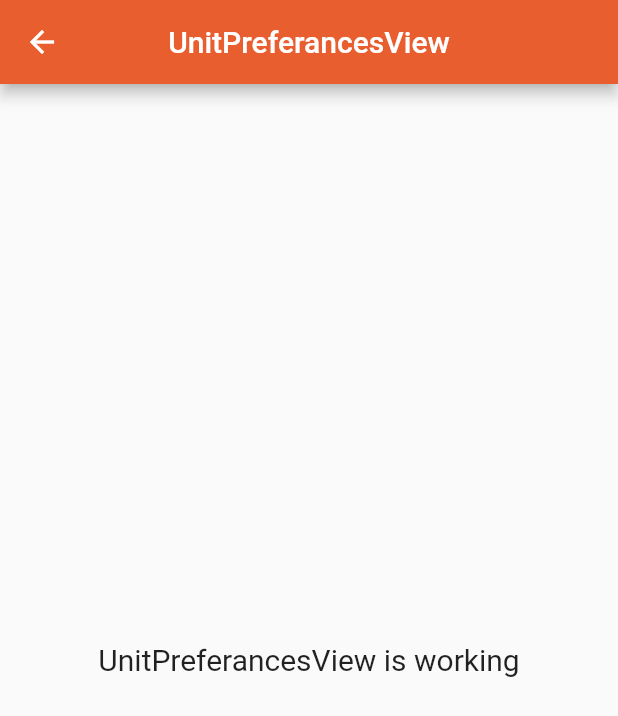
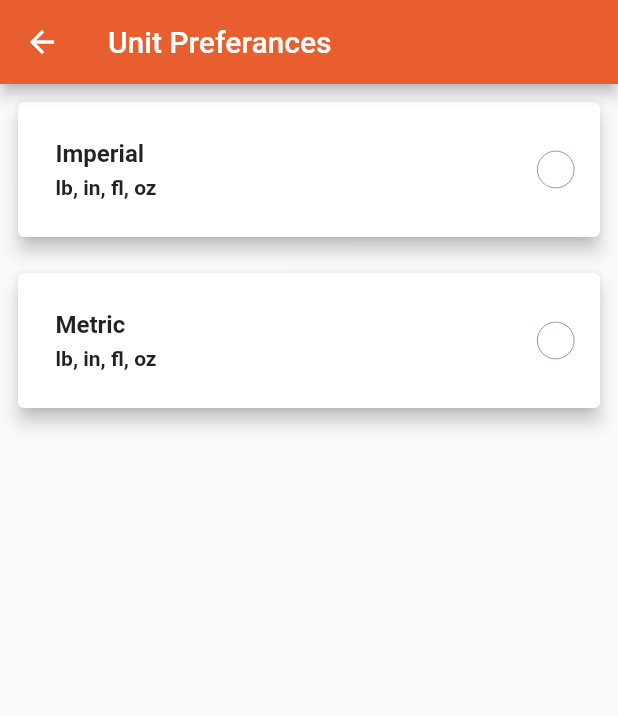
Before and after one commit to plantable/flutterAppDemo, a Flutter app: the UnitPreferancesView screen opened by its route, on a phone screen of 412 x 824 dp. Shown: the top 716 px of the screen. Run offline on Flutter 3.47's test engine with Material 2 defaults, Android fonts, the phone set to English and light mode, and no system bars; our stand-ins replace device_preview, dio, fancy_bottom_navigation, flutter_spinkit, get, percent_indicator and 2 more; missing offline and left inert: bulleted_list, get_cli.

Commit message:
rest of data files added

```diff
--- a/lib/app/modules/unit_preferances/controllers/unit_preferances_controller.dart
+++ b/lib/app/modules/unit_preferances/controllers/unit_preferances_controller.dart
@@ -1,11 +1,19 @@
 import 'package:get/get.dart';
 
-class UnitPreferancesController extends GetxController {
+class UnitPreferancesController extends GetxController
+    with StateMixin<dynamic> {
   //TODO: Implement UnitPreferancesController
 
-  final count = 0.obs;
+  var agePosition = -1.obs;
+
+  List<String> countryList = [
+    'Imperial',
+    'Metric',
+  ];
+
   @override
   void onInit() {
+    change(null, status: RxStatus.success());
     super.onInit();
   }
 
@@ -16,5 +24,4 @@ class UnitPreferancesController extends GetxController {
 
   @override
   void onClose() {}
-  void increment() => count.value++;
 }
--- a/lib/app/modules/unit_preferances/views/unit_preferances_view.dart
+++ b/lib/app/modules/unit_preferances/views/unit_preferances_view.dart
@@ -1,6 +1,7 @@
 import 'package:flutter/material.dart';
 
 import 'package:get/get.dart';
+import 'package:plantable/base/constatnts/color_constants.dart';
 
 import '../controllers/unit_preferances_controller.dart';
 
@@ -9,15 +10,114 @@ class UnitPreferancesView extends GetView<UnitPreferancesController> {
   Widget build(BuildContext context) {
     return Scaffold(
       appBar: AppBar(
-        title: Text('UnitPreferancesView'),
-        centerTitle: true,
+        title: Text('Unit Preferances'),
       ),
-      body: Center(
-        child: Text(
-          'UnitPreferancesView is working',
-          style: TextStyle(fontSize: 20),
-        ),
-      ),
+      body: controller.obx((state) => Container(
+            child: ListView.builder(
+              itemCount: controller.countryList.length,
+              itemBuilder: (BuildContext context, int index) {
+                return Container(
+                  margin: EdgeInsets.all(8.0),
+                  child: Card(
+                    elevation: 5,
+                    child: Theme(
+                      data: ThemeData(
+                          splashColor: kTransperentColor,
+                          highlightColor: kTransperentColor),
+                      child: InkWell(
+                        onTap: () {
+                          controller.agePosition = index;
+                          controller.update();
+                        },
+                        child: Container(
+                          padding: EdgeInsets.symmetric(
+                              horizontal: 12.0, vertical: 12.0),
+                          margin: EdgeInsets.all(5.0),
+                          decoration: controller.agePosition == index
+                              ? BoxDecoration(
+                                  borderRadius:
+                                      BorderRadius.all(Radius.circular(5.0)),
+                                  border: Border.all(
+                                      color: kPrimaryColor, width: 0.5))
+                              : null,
+                          child: Row(
+                            children: [
+                              Expanded(
+                                child: Padding(
+                                  padding: const EdgeInsets.all(8.0),
+                                  child: Column(
+                                    crossAxisAlignment:
+                                        CrossAxisAlignment.start,
+                                    children: [
+                                      Text(
+                                        controller.countryList[index],
+                                        maxLines: 2,
+                                        style: TextStyle(
+                                            fontSize: 16.0,
+                                            fontWeight: FontWeight.bold),
+                                        textAlign: TextAlign.start,
+                                      ),
+                                      Padding(
+                                        padding: const EdgeInsets.only(top: 5.0),
+                                        child: Text(
+                                          'lb, in, fl, oz',
+                                          maxLines: 2,
+                                          style: TextStyle(
+                                              fontSize: 14.0,
+                                              fontWeight: FontWeight.bold),
+                                          textAlign: TextAlign.start,
+                                        ),
+                                      ),
+                                    ],
+                                  ),
+                                ),
+                              ),
+                              Spacer(),
+                              controller.agePosition != index
+                                  ? Container(
+                                      height: 25,
+                                      width: 25,
+                                      decoration: BoxDecoration(
+                                        borderRadius: BorderRadius.all(
+                                          Radius.circular(40),
+                                        ),
+                                        border: Border.all(
+                                          width: 0.5,
+                                          color: Colors.blueGrey,
+                                          style: BorderStyle.solid,
+                                        ),
+                                      ),
+                                    )
+                                  : Container(
+                                      height: 25,
+                                      width: 25,
+                                      decoration: BoxDecoration(
+                                        color: Colors.green[400],
+                                        borderRadius: BorderRadius.all(
+                                          Radius.circular(40),
+                                        ),
+                                        border: Border.all(
+                                          width: 0.5,
+                                          color: Colors.blueGrey,
+                                          style: BorderStyle.solid,
+                                        ),
+                                      ),
+                                      child: Icon(
+                                        Icons.done,
+                                        color: Colors.white,
+                                        size: 16.0,
+                                      ),
+                                    )
+                            ],
+                          ),
+                        ),
+                      ),
+                    ),
+                  ),
+                );
+              },
+            ),
+          )),
     );
   }
 }
--- a/lib/app/routes/app_pages.dart
+++ b/lib/app/routes/app_pages.dart
@@ -1,5 +1,7 @@
 import 'package:get/get.dart';
 
+import '../modules/custom_web_view/bindings/custom_web_view_binding.dart';
+import '../modules/custom_web_view/views/custom_web_view_view.dart';
 import '../modules/dashboard/bindings/dashboard_binding.dart';
 import '../modules/dashboard/views/dashboard_view.dart';
 import '../modules/feedback/bindings/feedback_binding.dart';
@@ -114,5 +116,10 @@ class AppPages {
       page: () => UnitPreferancesView(),
       binding: UnitPreferancesBinding(),
     ),
+    GetPage(
+      name: _Paths.CUSTOM_WEB_VIEW,
+      page: () => CustomWebViewView(),
+      binding: CustomWebViewBinding(),
+    ),
   ];
 }
--- a/lib/app/routes/app_routes.dart
+++ b/lib/app/routes/app_routes.dart
@@ -23,6 +23,7 @@ abstract class Routes {
   static const PROFILE = _Paths.PROFILE;
   static const PROGRAM = _Paths.PROGRAM;
   static const UNIT_PREFERANCES = _Paths.UNIT_PREFERANCES;
+  static const CUSTOM_WEB_VIEW = _Paths.CUSTOM_WEB_VIEW;
 }
 
 abstract class _Paths {
@@ -45,4 +46,5 @@ abstract class _Paths {
   static const PROFILE = '/profile';
   static const PROGRAM = '/program';
   static const UNIT_PREFERANCES = '/unit-preferances';
+  static const CUSTOM_WEB_VIEW = '/custom-web-view';
 }
```
Also changed, not shown: lib/app/modules/custom_web_view/bindings/custom_web_view_binding.dart (added, +12 -0 lines), lib/app/modules/custom_web_view/controllers/custom_web_view_controller.dart (added, +20 -0 lines), lib/app/modules/custom_web_view/views/custom_web_view_view.dart (added, +26 -0 lines), lib/app/modules/login/controllers/login_controller.dart (+11 -11 lines), lib/app/modules/settings/views/settings_view.dart (+12 -2 lines), lib/base/base_widgets.dart/web_view.dart (added, +17 -0 lines).
